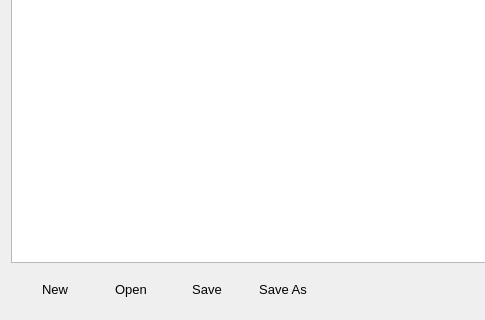
Old version of the form src/editwindow.ui in the repository sledzik1984/timer; both pictures show x 0 to 485 and y 960 to 1280 of the 720 by 1280 pixel window.
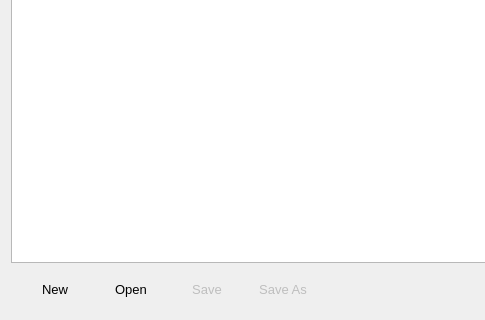
New version of the form. Icons and pictures are not drawn.

Commit message: EditWindow: enable/disable buttons

What changed in the file:
```diff
--- a/src/editwindow.ui
+++ b/src/editwindow.ui
@@ -126,6 +126,9 @@
       </item>
       <item>
        <widget class="QToolButton" name="save">
+        <property name="enabled">
+         <bool>false</bool>
+        </property>
         <property name="minimumSize">
          <size>
           <width>70</width>
@@ -155,6 +158,9 @@
       </item>
       <item>
        <widget class="QToolButton" name="save_as">
+        <property name="enabled">
+         <bool>false</bool>
+        </property>
         <property name="minimumSize">
          <size>
           <width>70</width>
```
The commit also changes 2 other files.
